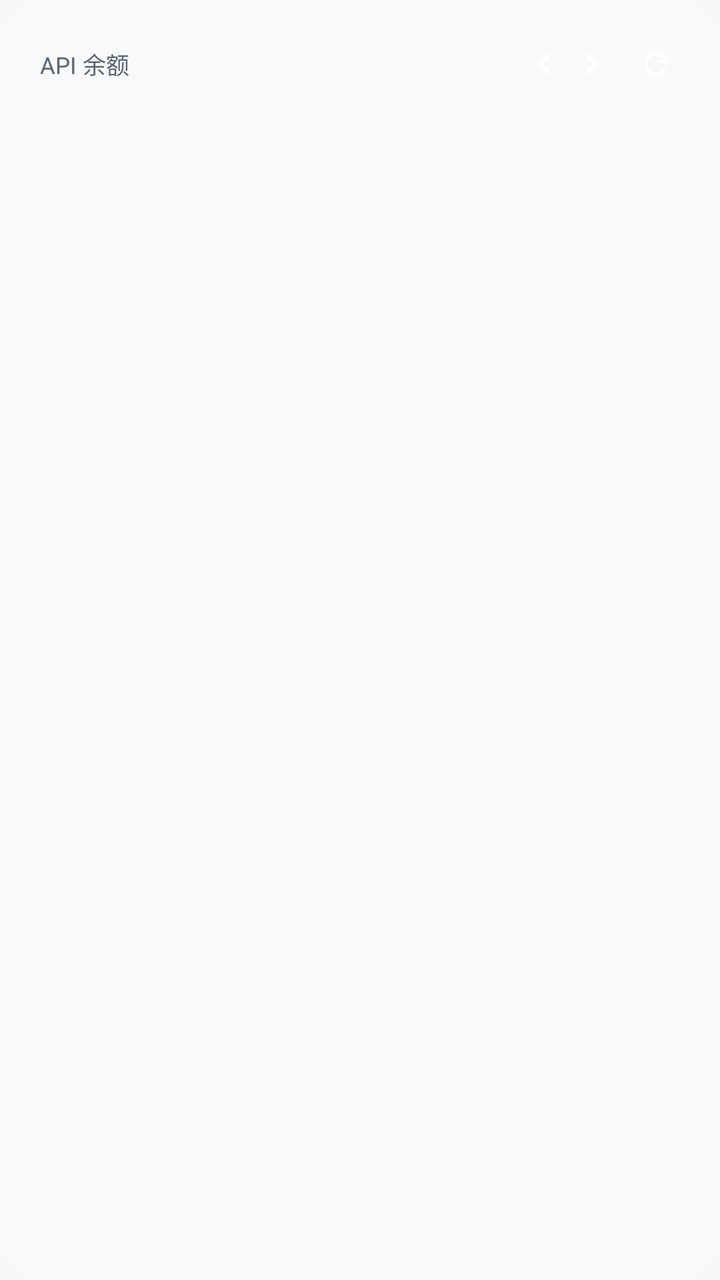
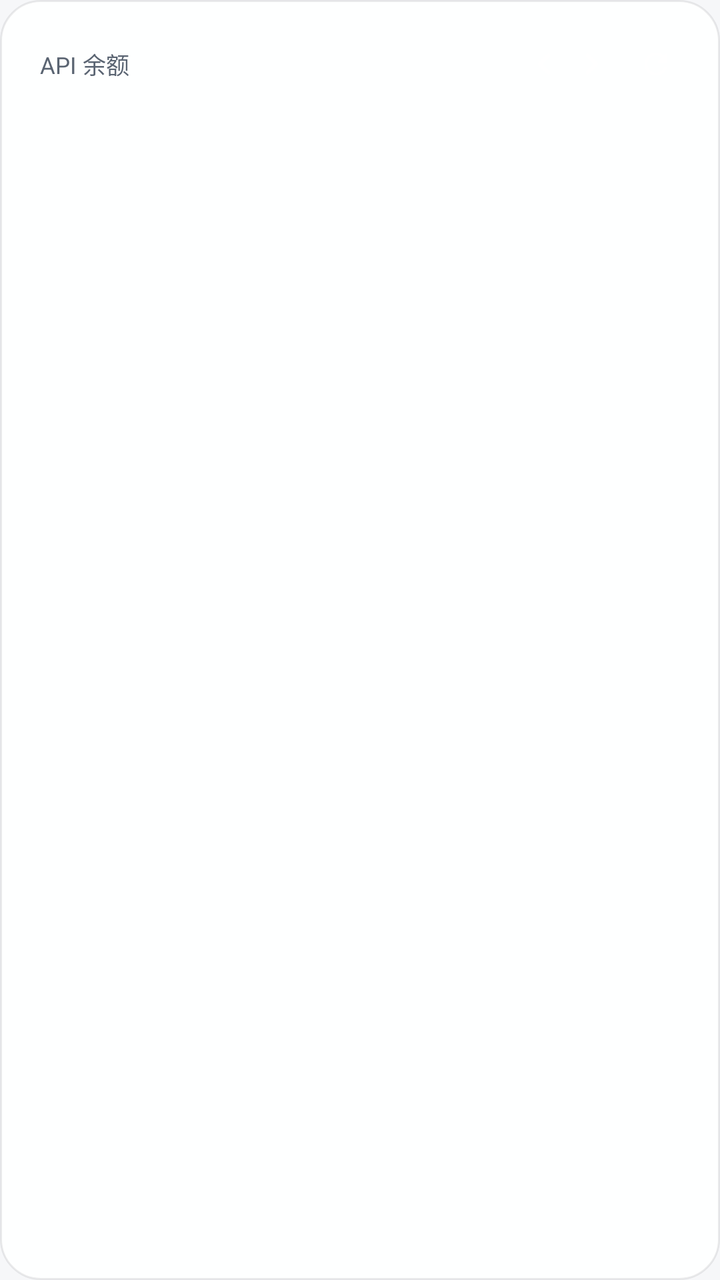

Before-and-after screenshots of an Android layout around one commit, followed by the original layout XML and the change that was made.
<!-- AndroidManifest.xml: application theme AppTheme -->
<!-- res/layout/widget_balance2.xml -->
<?xml version="1.0" encoding="utf-8"?>
<FrameLayout xmlns:android="http://schemas.android.com/apk/res/android"
    android:id="@+id/w2_root"
    android:layout_width="match_parent"
    android:layout_height="match_parent"
    android:orientation="vertical"
    android:padding="20dp"
    android:background="@drawable/wg_glass_l">

    
    <ImageView
        android:id="@+id/w2_frost"
        android:layout_width="match_parent"
        android:layout_height="match_parent"
        android:scaleType="fitXY"
        android:visibility="gone" />


    
    <LinearLayout
        android:layout_width="match_parent"
        android:layout_height="wrap_content"
        android:orientation="vertical">

    
    <LinearLayout
        android:layout_width="match_parent"
        android:layout_height="wrap_content"
        android:orientation="horizontal"
        android:gravity="center_vertical">

        
        <TextView
            android:id="@+id/w2_title"
            android:layout_width="0dp"
            android:layout_height="wrap_content"
            android:layout_weight="1"
            android:minWidth="0dp"
            android:singleLine="true"
            android:ellipsize="end"
            android:includeFontPadding="false"
            android:textColor="@color/w2_tx2"
            android:textSize="11.5sp"
            android:text="API 余额" />

        <TextView
            android:id="@+id/w2_page"
            android:layout_width="wrap_content"
            android:layout_height="wrap_content"
            android:layout_marginStart="4dp"
            android:minWidth="0dp"
            android:includeFontPadding="false"
            android:textColor="@color/w2_tx3"
            android:textSize="11.5sp" />

        
        <ImageView
            android:id="@+id/w2_prev"
            android:clickable="true"
            android:focusable="true"
            android:layout_width="24dp"
            android:layout_height="24dp"
            android:layout_marginStart="2dp"
            android:scaleType="fitCenter"
            android:src="@drawable/ic_chevron_left"
            android:contentDescription="上一页" />

        <ImageView
            android:id="@+id/w2_next"
            android:clickable="true"
            android:focusable="true"
            android:layout_width="24dp"
            android:layout_height="24dp"
            android:scaleType="fitCenter"
            android:src="@drawable/ic_chevron_right"
            android:contentDescription="下一页" />

        
        <ImageView
            android:id="@+id/w2_refresh"
            android:clickable="true"
            android:focusable="true"
            android:layout_width="24dp"
            android:layout_height="24dp"
            android:layout_marginStart="8dp"
            android:scaleType="fitCenter"
            android:src="@drawable/ic_refresh"
            android:contentDescription="刷新" />
    </LinearLayout>

    
    <TextView
        android:id="@+id/w2_total"
        android:layout_width="match_parent"
        android:layout_height="wrap_content"
        android:layout_marginTop="10dp"
        android:singleLine="true"
        android:includeFontPadding="false"
        android:textColor="@color/w2_tx"
        android:textSize="23sp"
        android:textStyle="bold" />

    <TextView
        android:id="@+id/w2_sub"
        android:layout_width="match_parent"
        android:layout_height="wrap_content"
        android:layout_marginTop="5dp"
        android:singleLine="true"
        android:ellipsize="end"
        android:includeFontPadding="false"
        android:textColor="@color/w2_tx3"
        android:textSize="10sp" />

    

    
    <LinearLayout
        android:id="@+id/w2_row1"
        android:layout_width="match_parent"
        android:layout_height="wrap_content"
        android:layout_marginTop="12dp"
        android:orientation="horizontal"
        android:baselineAligned="false">

        <LinearLayout
            android:id="@+id/w2_slot1"
            android:layout_width="0dp"
            android:layout_height="wrap_content"
            android:layout_weight="1"
            android:orientation="horizontal"
            android:gravity="center_vertical"
            android:visibility="gone">

            <TextView
                android:id="@+id/w2_dot1"
                android:layout_width="6dp"
                android:layout_height="6dp"
                android:layout_marginEnd="8dp"
                android:background="@color/w2_accent" />

            <TextView
                android:id="@+id/w2_name1"
                android:layout_width="wrap_content"
                android:layout_height="wrap_content"
                android:maxWidth="108dp"
                android:singleLine="true"
                android:ellipsize="end"
                android:includeFontPadding="false"
                android:textColor="@color/w2_tx2"
                android:textSize="11.5sp" />

            <TextView
                android:id="@+id/w2_val1"
                android:layout_width="wrap_content"
                android:layout_height="wrap_content"
                android:layout_marginStart="8dp"
                android:singleLine="true"
                android:includeFontPadding="false"
                android:textColor="@color/w2_tx"
                android:textSize="15sp"
                android:textStyle="bold" />
        </LinearLayout>

        <LinearLayout
            android:id="@+id/w2_slot2"
            android:layout_width="0dp"
            android:layout_height="wrap_content"
            android:layout_weight="1"
            android:orientation="horizontal"
            android:gravity="center_vertical"
            android:visibility="gone">

            <TextView
                android:id="@+id/w2_dot2"
                android:layout_width="6dp"
                android:layout_height="6dp"
                android:layout_marginEnd="8dp"
                android:background="@color/w2_accent" />

            <TextView
                android:id="@+id/w2_name2"
                android:layout_width="wrap_content"
                android:layout_height="wrap_content"
                android:maxWidth="108dp"
                android:singleLine="true"
                android:ellipsize="end"
                android:includeFontPadding="false"
                android:textColor="@color/w2_tx2"
                android:textSize="11.5sp" />

            <TextView
                android:id="@+id/w2_val2"
                android:layout_width="wrap_content"
                android:layout_height="wrap_content"
                android:layout_marginStart="8dp"
                android:singleLine="true"
                android:includeFontPadding="false"
                android:textColor="@color/w2_tx"
                android:textSize="15sp"
                android:textStyle="bold" />
        </LinearLayout>
    </LinearLayout>

    
    <TextView
        android:id="@+id/w2_div1"
        android:layout_width="match_parent"
        android:layout_height="1dp"
        android:layout_marginTop="9dp"
        android:background="@color/w2_div"
        android:visibility="gone" />

    
    <LinearLayout
        android:id="@+id/w2_row2"
        android:layout_width="match_parent"
        android:layout_height="wrap_content"
        android:layout_marginTop="9dp"
        android:orientation="horizontal"
        android:baselineAligned="false">

        <LinearLayout
            android:id="@+id/w2_slot3"
            android:layout_width="0dp"
            android:layout_height="wrap_content"
            android:layout_weight="1"
            android:orientation="horizontal"
            android:gravity="center_vertical"
            android:visibility="gone">

            <TextView
                android:id="@+id/w2_dot3"
                android:layout_width="6dp"
                android:layout_height="6dp"
                android:layout_marginEnd="8dp"
                android:background="@color/w2_accent" />

            <TextView
                android:id="@+id/w2_name3"
                android:layout_width="wrap_content"
                android:layout_height="wrap_content"
                android:maxWidth="108dp"
                android:singleLine="true"
                android:ellipsize="end"
                android:includeFontPadding="false"
                android:textColor="@color/w2_tx2"
                android:textSize="11.5sp" />

            <TextView
                android:id="@+id/w2_val3"
                android:layout_width="wrap_content"
                android:layout_height="wrap_content"
                android:layout_marginStart="8dp"
                android:singleLine="true"
                android:includeFontPadding="false"
                android:textColor="@color/w2_tx"
                android:textSize="15sp"
                android:textStyle="bold" />
        </LinearLayout>

        <LinearLayout
            android:id="@+id/w2_slot4"
            android:layout_width="0dp"
            android:layout_height="wrap_content"
            android:layout_weight="1"
            android:orientation="horizontal"
            android:gravity="center_vertical"
            android:visibility="gone">

            <TextView
                android:id="@+id/w2_dot4"
                android:layout_width="6dp"
                android:layout_height="6dp"
                android:layout_marginEnd="8dp"
                android:background="@color/w2_accent" />

            <TextView
                android:id="@+id/w2_name4"
                android:layout_width="wrap_content"
                android:layout_height="wrap_content"
                android:maxWidth="108dp"
                android:singleLine="true"
                android:ellipsize="end"
                android:includeFontPadding="false"
                android:textColor="@color/w2_tx2"
                android:textSize="11.5sp" />

            <TextView
                android:id="@+id/w2_val4"
                android:layout_width="wrap_content"
                android:layout_height="wrap_content"
                android:layout_marginStart="8dp"
                android:singleLine="true"
                android:includeFontPadding="false"
                android:textColor="@color/w2_tx"
                android:textSize="15sp"
                android:textStyle="bold" />
        </LinearLayout>
    </LinearLayout>

    
    <TextView
        android:id="@+id/w2_div2"
        android:layout_width="match_parent"
        android:layout_height="1dp"
        android:layout_marginTop="9dp"
        android:background="@color/w2_div"
        android:visibility="gone" />

    
    <LinearLayout
        android:id="@+id/w2_row3"
        android:layout_width="match_parent"
        android:layout_height="wrap_content"
        android:layout_marginTop="9dp"
        android:orientation="horizontal"
        android:baselineAligned="false">

        <LinearLayout
            android:id="@+id/w2_slot5"
            android:layout_width="0dp"
            android:layout_height="wrap_content"
            android:layout_weight="1"
            android:orientation="horizontal"
            android:gravity="center_vertical"
            android:visibility="gone">

            <TextView
                android:id="@+id/w2_dot5"
                android:layout_width="6dp"
                android:layout_height="6dp"
                android:layout_marginEnd="8dp"
                android:background="@color/w2_accent" />

            <TextView
                android:id="@+id/w2_name5"
                android:layout_width="wrap_content"
                android:layout_height="wrap_content"
                android:maxWidth="108dp"
                android:singleLine="true"
                android:ellipsize="end"
                android:includeFontPadding="false"
                android:textColor="@color/w2_tx2"
                android:textSize="11.5sp" />

            <TextView
                android:id="@+id/w2_val5"
                android:layout_width="wrap_content"
                android:layout_height="wrap_content"
                android:layout_marginStart="8dp"
                android:singleLine="true"
                android:includeFontPadding="false"
                android:textColor="@color/w2_tx"
                android:textSize="15sp"
                android:textStyle="bold" />
        </LinearLayout>

        <LinearLayout
            android:id="@+id/w2_slot6"
            android:layout_width="0dp"
            android:layout_height="wrap_content"
            android:layout_weight="1"
            android:orientation="horizontal"
            android:gravity="center_vertical"
            android:visibility="gone">

            <TextView
                android:id="@+id/w2_dot6"
                android:layout_width="6dp"
                android:layout_height="6dp"
                android:layout_marginEnd="8dp"
                android:background="@color/w2_accent" />

            <TextView
                android:id="@+id/w2_name6"
                android:layout_width="wrap_content"
                android:layout_height="wrap_content"
                android:maxWidth="108dp"
                android:singleLine="true"
                android:ellipsize="end"
                android:includeFontPadding="false"
                android:textColor="@color/w2_tx2"
                android:textSize="11.5sp" />

            <TextView
                android:id="@+id/w2_val6"
                android:layout_width="wrap_content"
                android:layout_height="wrap_content"
                android:layout_marginStart="8dp"
                android:singleLine="true"
                android:includeFontPadding="false"
                android:textColor="@color/w2_tx"
                android:textSize="15sp"
                android:textStyle="bold" />
        </LinearLayout>
    </LinearLayout>

    
    <TextView
        android:id="@+id/w2_div3"
        android:layout_width="match_parent"
        android:layout_height="1dp"
        android:layout_marginTop="9dp"
        android:background="@color/w2_div"
        android:visibility="gone" />

    
    <LinearLayout
        android:id="@+id/w2_row4"
        android:layout_width="match_parent"
        android:layout_height="wrap_content"
        android:layout_marginTop="9dp"
        android:orientation="horizontal"
        android:baselineAligned="false">

        <LinearLayout
            android:id="@+id/w2_slot7"
            android:layout_width="0dp"
            android:layout_height="wrap_content"
            android:layout_weight="1"
            android:orientation="horizontal"
            android:gravity="center_vertical"
            android:visibility="gone">

            <TextView
                android:id="@+id/w2_dot7"
                android:layout_width="6dp"
                android:layout_height="6dp"
                android:layout_marginEnd="8dp"
                android:background="@color/w2_accent" />

            <TextView
                android:id="@+id/w2_name7"
                android:layout_width="wrap_content"
                android:layout_height="wrap_content"
                android:maxWidth="108dp"
                android:singleLine="true"
                android:ellipsize="end"
                android:includeFontPadding="false"
                android:textColor="@color/w2_tx2"
                android:textSize="11.5sp" />

            <TextView
                android:id="@+id/w2_val7"
                android:layout_width="wrap_content"
                android:layout_height="wrap_content"
                android:layout_marginStart="8dp"
                android:singleLine="true"
                android:includeFontPadding="false"
                android:textColor="@color/w2_tx"
                android:textSize="15sp"
                android:textStyle="bold" />
        </LinearLayout>

        <LinearLayout
            android:id="@+id/w2_slot8"
            android:layout_width="0dp"
            android:layout_height="wrap_content"
            android:layout_weight="1"
            android:orientation="horizontal"
            android:gravity="center_vertical"
            android:visibility="gone">

            <TextView
                android:id="@+id/w2_dot8"
                android:layout_width="6dp"
                android:layout_height="6dp"
                android:layout_marginEnd="8dp"
                android:background="@color/w2_accent" />

            <TextView
                android:id="@+id/w2_name8"
                android:layout_width="wrap_content"
                android:layout_height="wrap_content"
                android:maxWidth="108dp"
                android:singleLine="true"
                android:ellipsize="end"
                android:includeFontPadding="false"
                android:textColor="@color/w2_tx2"
                android:textSize="11.5sp" />

            <TextView
                android:id="@+id/w2_val8"
                android:layout_width="wrap_content"
                android:layout_height="wrap_content"
                android:layout_marginStart="8dp"
                android:singleLine="true"
                android:includeFontPadding="false"
                android:textColor="@color/w2_tx"
                android:textSize="15sp"
                android:textStyle="bold" />
        </LinearLayout>
    </LinearLayout>
    </LinearLayout>
</FrameLayout>
<!-- resources referenced by this layout -->
<resources>
  <color name="w2_accent">#4166F5</color>
  <color name="w2_div">#2E9AA6B2</color>
  <color name="w2_tx">#0B0E14</color>
  <color name="w2_tx2">#5A6472</color>
  <color name="w2_tx3">#656F7F</color>
  <!-- drawable ic_chevron_right (drawable) -->
  <?xml version="1.0" encoding="utf-8"?>
  <vector xmlns:android="http://schemas.android.com/apk/res/android"
      android:width="24dp"
      android:height="24dp"
      android:viewportWidth="24"
      android:viewportHeight="24">
  
      <group
          android:pivotX="12"
          android:pivotY="12"
          android:scaleX="0.72"
          android:scaleY="0.72">
  
          <path
              android:pathData="M9,6 L15,12 L9,18"
              android:strokeColor="#FFFFFF"
              android:strokeWidth="2.4"
              android:strokeLineCap="round"
              android:strokeLineJoin="round"
              android:fillColor="#00000000" />
      </group>
  </vector>
  <!-- drawable wg_glass_l: png bitmap (drawable-nodpi, 1562 bytes) -->
  <style name="AppDialog_AuroraLight" parent="@android:style/Theme.DeviceDefault.Light.Dialog.Alert">
          <item name="android:windowAnimationStyle">@style/DialogAnim</item>
          <item name="android:colorAccent">#4166F5</item>
          <item name="android:fontFamily">sans-serif</item>
          <item name="android:colorBackground">#FFFFFF</item>
          <item name="android:textColorPrimary">#0B0E14</item>
          <item name="android:textColorSecondary">#414A5C</item>
      </style>
  <!-- drawable mini_btn_border (drawable) -->
  <?xml version="1.0" encoding="utf-8"?>
  <shape xmlns:android="http://schemas.android.com/apk/res/android"
      android:shape="rectangle">
      <corners android:radius="999dp" />
      <solid android:color="?attr/c_btn" />
      <stroke android:width="1.2dp" android:color="?attr/c_btn_border" />
  </shape>
  <!-- drawable tag_bg (drawable) -->
  <?xml version="1.0" encoding="utf-8"?>
  <inset xmlns:android="http://schemas.android.com/apk/res/android"
      android:insetLeft="1dp" android:insetTop="1dp"
      android:insetRight="1dp" android:insetBottom="1dp">
      <shape android:shape="rectangle">
          <solid android:color="?attr/c_input" />
          <corners android:radius="20dp" />
      </shape>
  </inset>
  <!-- drawable seg_bg (drawable) -->
  <?xml version="1.0" encoding="utf-8"?>
  <shape xmlns:android="http://schemas.android.com/apk/res/android"
      android:shape="rectangle">
      <corners android:radius="14dp" />
      <solid android:color="?attr/c_neu_surface" />
      <stroke android:width="1dp" android:color="?attr/c_neu_dark" />
  </shape>
  <!-- drawable input_aurora (drawable) -->
  <?xml version="1.0" encoding="utf-8"?>
  <shape xmlns:android="http://schemas.android.com/apk/res/android"
      android:shape="rectangle">
      <corners android:radius="12dp" />
      <solid android:color="?attr/c_input" />
      <stroke android:width="1dp" android:color="?attr/c_line" />
  </shape>
  <!-- drawable seg_sel (drawable) -->
  <?xml version="1.0" encoding="utf-8"?>
  <shape xmlns:android="http://schemas.android.com/apk/res/android"
      android:shape="rectangle">
      <corners android:radius="10dp" />
      <solid android:color="?attr/c_accent_soft" />
  </shape>
  <!-- drawable pull_bg (drawable) -->
  <?xml version="1.0" encoding="utf-8"?>
  <shape xmlns:android="http://schemas.android.com/apk/res/android"
      android:shape="rectangle">
      <corners android:radius="18dp" />
      <solid android:color="?attr/c_neu_surface" />
      <stroke android:width="1dp" android:color="?attr/c_neu_dark" />
  </shape>
  <style name="DialogAnim">
          <item name="android:windowEnterAnimation">@anim/dialog_in</item>
          <item name="android:windowExitAnimation">@anim/dialog_out</item>
      </style>
  <!-- unchanged entries left out for length: 3 -->
</resources>

<!-- the commit's change to res/layout/widget_balance2.xml (unified diff, before → after) -->
@@ -5,7 +5,7 @@
     android:layout_height="match_parent"
     android:orientation="vertical"
     android:padding="20dp"
-    android:background="@drawable/wg_glass_l">
+    android:background="@drawable/wg_t0">
 
     
     <ImageView
<!-- resource entries referenced after the edit -->
@@ -28,7 +28,14 @@
               android:fillColor="#00000000" />
       </group>
   </vector>
-  <!-- drawable wg_glass_l: png bitmap (drawable-nodpi, 1562 bytes) -->
+  <!-- drawable wg_t0 (drawable) -->
+  <?xml version="1.0" encoding="utf-8"?>
+  <shape xmlns:android="http://schemas.android.com/apk/res/android"
+      android:shape="rectangle">
+      <corners android:radius="20dp" />
+      <solid android:color="#F2FFFFFF" />
+      <stroke android:width="1dp" android:color="#14090C14" />
+  </shape>
   <style name="AppDialog_AuroraLight" parent="@android:style/Theme.DeviceDefault.Light.Dialog.Alert">
           <item name="android:windowAnimationStyle">@style/DialogAnim</item>
           <item name="android:colorAccent">#4166F5</item>
